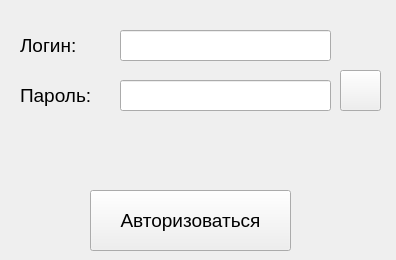
night0hunter/CashMachine, file ui/authorization.ui: the form before one commit.
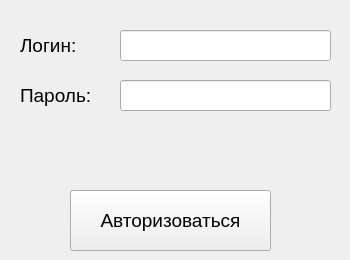
The form after the commit.

Diff of the .ui file:
```diff
--- a/ui/authorization.ui
+++ b/ui/authorization.ui
@@ -6,7 +6,7 @@
    <rect>
     <x>0</x>
     <y>0</y>
-    <width>396</width>
+    <width>350</width>
     <height>260</height>
    </rect>
   </property>
@@ -16,7 +16,7 @@
   <widget class="QPushButton" name="auth_btn_2">
    <property name="geometry">
     <rect>
-     <x>90</x>
+     <x>70</x>
      <y>190</y>
      <width>201</width>
      <height>61</height>
@@ -89,9 +89,9 @@
   <widget class="QLabel" name="error2">
    <property name="geometry">
     <rect>
-     <x>70</x>
+     <x>30</x>
      <y>130</y>
-     <width>251</width>
+     <width>291</width>
      <height>41</height>
     </rect>
    </property>
@@ -121,19 +121,6 @@
     <enum>QLineEdit::Password</enum>
    </property>
   </widget>
-  <widget class="QPushButton" name="hide_password">
-   <property name="geometry">
-    <rect>
-     <x>340</x>
-     <y>70</y>
-     <width>41</width>
-     <height>41</height>
-    </rect>
-   </property>
-   <property name="text">
-    <string/>
-   </property>
-  </widget>
  </widget>
  <resources/>
  <connections/>
```
